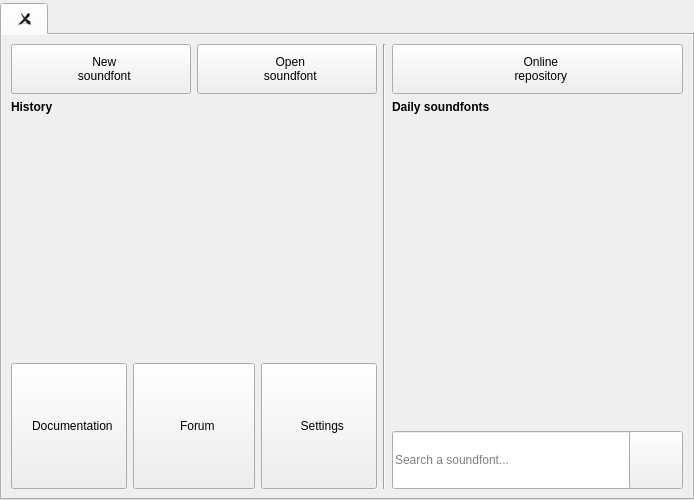
Old version of the form sources/mainwindow/mainwindow.ui in the repository davy7125/polyphone.
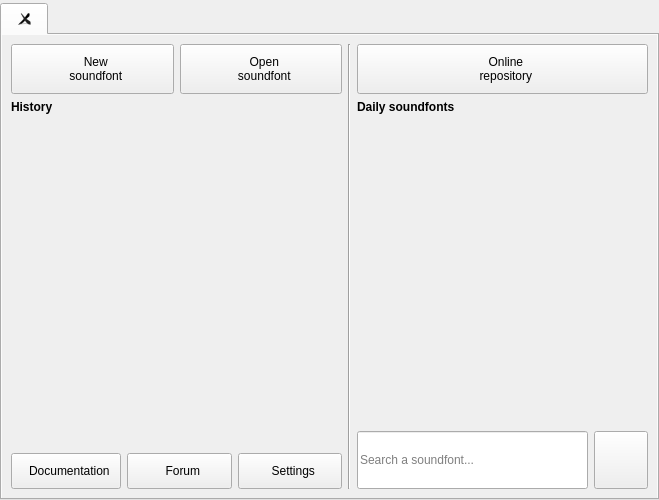
New version of the form. Icons and pictures are not drawn. Custom widgets are drawn as their Qt base class.

```diff
--- a/sources/mainwindow/mainwindow.ui
+++ b/sources/mainwindow/mainwindow.ui
@@ -6,7 +6,7 @@
    <rect>
     <x>0</x>
     <y>0</y>
-    <width>694</width>
+    <width>659</width>
     <height>500</height>
    </rect>
   </property>
@@ -82,20 +82,17 @@
           <attribute name="title">
            <string/>
           </attribute>
-          <layout class="QGridLayout" name="gridLayout_2" columnstretch="2,1,1,2,4" columnminimumwidth="0,0,0,0,300">
-           <item row="3" column="0">
-            <widget class="QPushButton" name="pushButtonDocumentation">
-             <property name="sizePolicy">
-              <sizepolicy hsizetype="Minimum" vsizetype="Preferred">
-               <horstretch>0</horstretch>
-               <verstretch>0</verstretch>
-              </sizepolicy>
-             </property>
+          <layout class="QGridLayout" name="gridLayout_2" columnstretch="6,4" columnminimumwidth="0,300">
+           <item row="0" column="0">
+            <layout class="QHBoxLayout" name="horizontalLayout">
+             <item>
+              <widget class="QPushButton" name="pushButtonNew">
              <property name="styleSheet">
               <string notr="true">padding: 10px;</string>
              </property>
              <property name="text">
-              <string extracomment="prefixed with 2 spaces">  Documentation</string>
+                <string extracomment="prefixed with 2 spaces for each line">  New
+  soundfont</string>
              </property>
              <property name="iconSize">
               <size>
@@ -105,22 +102,14 @@
              </property>
             </widget>
            </item>
-           <item row="2" column="0" colspan="4">
-            <widget class="WidgetShowHistory" name="widgetShowHistory" native="true"/>
-           </item>
-           <item row="3" column="3">
-            <widget class="QPushButton" name="pushButtonSettings">
-             <property name="sizePolicy">
-              <sizepolicy hsizetype="Minimum" vsizetype="Preferred">
-               <horstretch>0</horstretch>
-               <verstretch>0</verstretch>
-              </sizepolicy>
-             </property>
+             <item>
+              <widget class="QPushButton" name="pushButtonOpen">
              <property name="styleSheet">
               <string notr="true">padding: 10px;</string>
              </property>
              <property name="text">
-              <string extracomment="prefixed with 2 spaces">  Settings</string>
+                <string extracomment="prefixed with 2 spaces for each line">  Open
+  soundfont</string>
              </property>
              <property name="iconSize">
               <size>
@@ -130,7 +119,9 @@
              </property>
             </widget>
            </item>
-           <item row="0" column="4" rowspan="4">
+            </layout>
+           </item>
+           <item row="0" column="1" rowspan="4">
             <widget class="QWidget" name="widgetRepo" native="true">
              <property name="minimumSize">
               <size>
@@ -159,12 +150,6 @@
                   <verstretch>0</verstretch>
                  </sizepolicy>
                 </property>
-                <property name="minimumSize">
-                 <size>
-                  <width>250</width>
-                  <height>0</height>
-                 </size>
-                </property>
                 <property name="styleSheet">
                  <string notr="true">height:52px</string>
                 </property>
@@ -245,7 +230,7 @@
              </layout>
             </widget>
            </item>
-           <item row="1" column="0" colspan="4">
+           <item row="1" column="0">
             <widget class="QLabel" name="label_2">
              <property name="font">
               <font>
@@ -261,14 +246,31 @@
              </property>
             </widget>
            </item>
-           <item row="0" column="2" colspan="2">
-            <widget class="QPushButton" name="pushButtonOpen">
+           <item row="2" column="0">
+            <widget class="WidgetShowHistory" name="widgetShowHistory" native="true">
+             <property name="sizePolicy">
+              <sizepolicy hsizetype="Preferred" vsizetype="Expanding">
+               <horstretch>0</horstretch>
+               <verstretch>0</verstretch>
+              </sizepolicy>
+             </property>
+            </widget>
+           </item>
+           <item row="3" column="0">
+            <layout class="QHBoxLayout" name="horizontalLayout_2">
+             <item>
+              <widget class="QPushButton" name="pushButtonDocumentation">
+               <property name="sizePolicy">
+                <sizepolicy hsizetype="Minimum" vsizetype="Preferred">
+                 <horstretch>0</horstretch>
+                 <verstretch>0</verstretch>
+                </sizepolicy>
+               </property>
              <property name="styleSheet">
               <string notr="true">padding: 10px;</string>
              </property>
              <property name="text">
-              <string extracomment="prefixed with 2 spaces for each line">  Open
-  soundfont</string>
+                <string extracomment="prefixed with 2 spaces">  Documentation</string>
              </property>
              <property name="iconSize">
               <size>
@@ -278,7 +280,7 @@
              </property>
             </widget>
            </item>
-           <item row="3" column="1" colspan="2">
+             <item>
             <widget class="QPushButton" name="pushButtonForum">
              <property name="sizePolicy">
               <sizepolicy hsizetype="Minimum" vsizetype="Preferred">
@@ -300,14 +302,19 @@
              </property>
             </widget>
            </item>
-           <item row="0" column="0" colspan="2">
-            <widget class="QPushButton" name="pushButtonNew">
+             <item>
+              <widget class="QPushButton" name="pushButtonSettings">
+               <property name="sizePolicy">
+                <sizepolicy hsizetype="Minimum" vsizetype="Preferred">
+                 <horstretch>0</horstretch>
+                 <verstretch>0</verstretch>
+                </sizepolicy>
+               </property>
              <property name="styleSheet">
               <string notr="true">padding: 10px;</string>
              </property>
              <property name="text">
-              <string extracomment="prefixed with 2 spaces for each line">  New
-  soundfont</string>
+                <string extracomment="prefixed with 2 spaces">  Settings</string>
              </property>
              <property name="iconSize">
               <size>
@@ -316,6 +323,8 @@
               </size>
              </property>
             </widget>
+             </item>
+            </layout>
            </item>
           </layout>
          </widget>
```
Left out of the diff: 5 changed lines with no effect on the pictures. Lines whose indentation alone changed are shown as unchanged.
